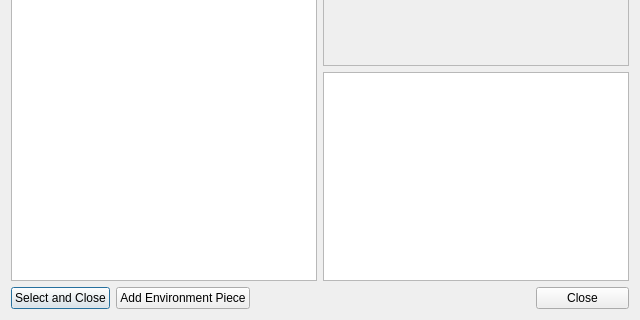
cellproductions/KryptaEditorQT, file KryptaEditor/envbrowserdialog.ui: the form before one commit; both pictures show x 0 to 640 and y 160 to 480 of the 640 by 480 pixel window.
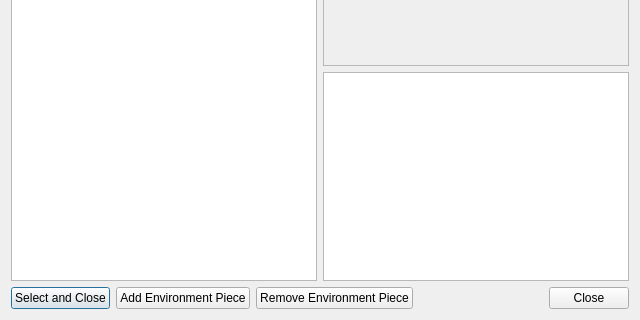
The form after the commit.

```diff
--- a/KryptaEditor/envbrowserdialog.ui
+++ b/KryptaEditor/envbrowserdialog.ui
@@ -125,7 +125,7 @@
       </layout>
      </item>
      <item>
-      <layout class="QHBoxLayout" name="horizontalLayout_2" stretch="20,0,60,20">
+      <layout class="QHBoxLayout" name="horizontalLayout_2" stretch="20,0,0,60,20">
        <item>
         <widget class="QPushButton" name="bSelect">
          <property name="text">
@@ -140,6 +140,13 @@
          </property>
         </widget>
        </item>
+       <item>
+        <widget class="QPushButton" name="bRemove">
+         <property name="text">
+          <string>Remove Environment Piece</string>
+         </property>
+        </widget>
+       </item>
        <item>
         <spacer name="horizontalSpacer">
          <property name="orientation">
```
